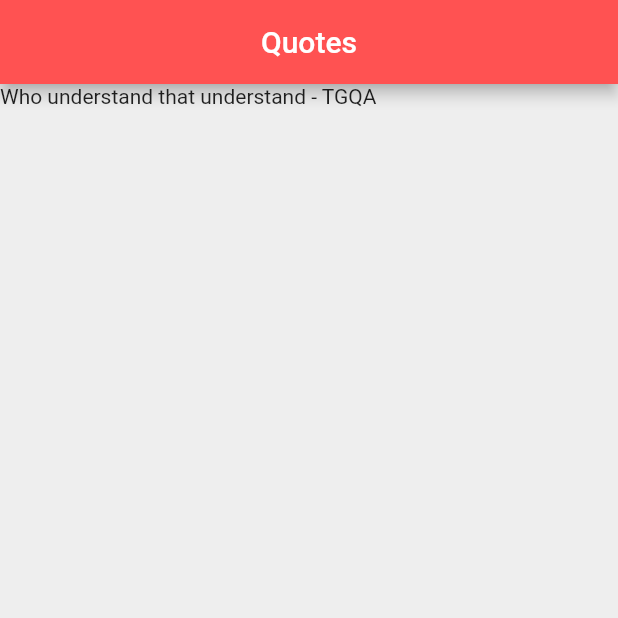
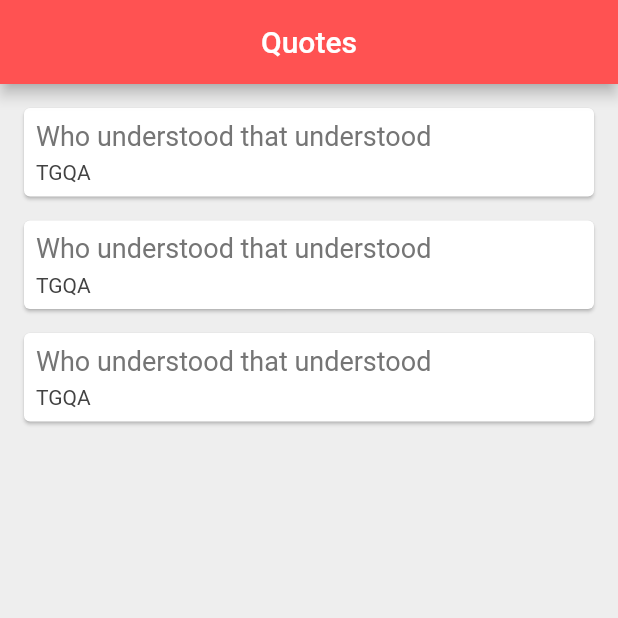
Before and after one commit to Hacikes/flutterProjects, a Flutter app: the screen it shows after launch, on a phone screen of 412 x 824 dp, the top half of it. Run offline on Flutter 3.47's test engine with Material 2 defaults, Android fonts, the phone set to English and light mode, and no system bars.

Commit message:
карточки выравнены

```diff
--- a/testprojectflutter2/lib/main.dart
+++ b/testprojectflutter2/lib/main.dart
@@ -14,11 +14,41 @@
 
 class _QuoteListState extends State<QuoteList> {
 
+  //Формируем список в соотвествии с параметрами класса quote.dart
   List<Quote> quotes = [
-    Quote(text: 'Who understand that understand', author: 'TGQA')
+    Quote(text: 'Who understood that understood', author: 'TGQA'),
+    Quote(text: 'Who understood that understood', author: 'TGQA'),
+    Quote(text: 'Who understood that understood', author: 'TGQA')
   ];
 
-
+  Widget quoteTemplate(quote){
+    return Card(
+      margin: EdgeInsets.fromLTRB(16, 16, 16, 0),
+      child: Padding(
+        padding: const EdgeInsets.all(8.0),
+        child: Column(
+          crossAxisAlignment: CrossAxisAlignment.stretch,
+          children: <Widget> [
+            Text(
+              quote.text,
+              style: TextStyle(
+                fontSize: 18,
+                color: Colors.grey[600],
+              ),
+            ),
+            SizedBox(height: 6.0),
+            Text(
+              quote.author,
+              style: TextStyle(
+                fontSize: 14.0,
+                color: Colors.grey[800],
+              ),
+            ),
+          ],
+        ),
+      ),
+    );
+  }
 
   @override
   Widget build(BuildContext context) {
@@ -30,7 +60,9 @@
         backgroundColor: Colors.redAccent,
       ),
       body: Column(
-        children: quotes.map((quote) => Text('${quote.text} - ${quote.author}')).toList(),
+        // Берем цитату и выводим её, в конце превращая её в список
+        children: quotes.map((quote) => quoteTemplate(quote)).toList(),
+
       ),
     );
   }
```
